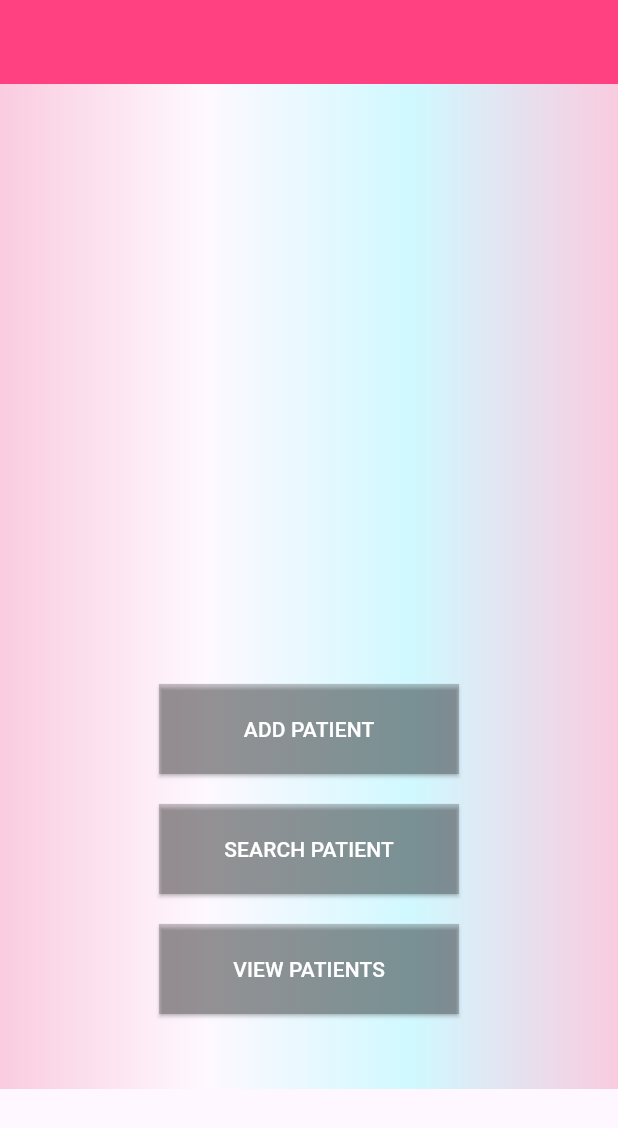
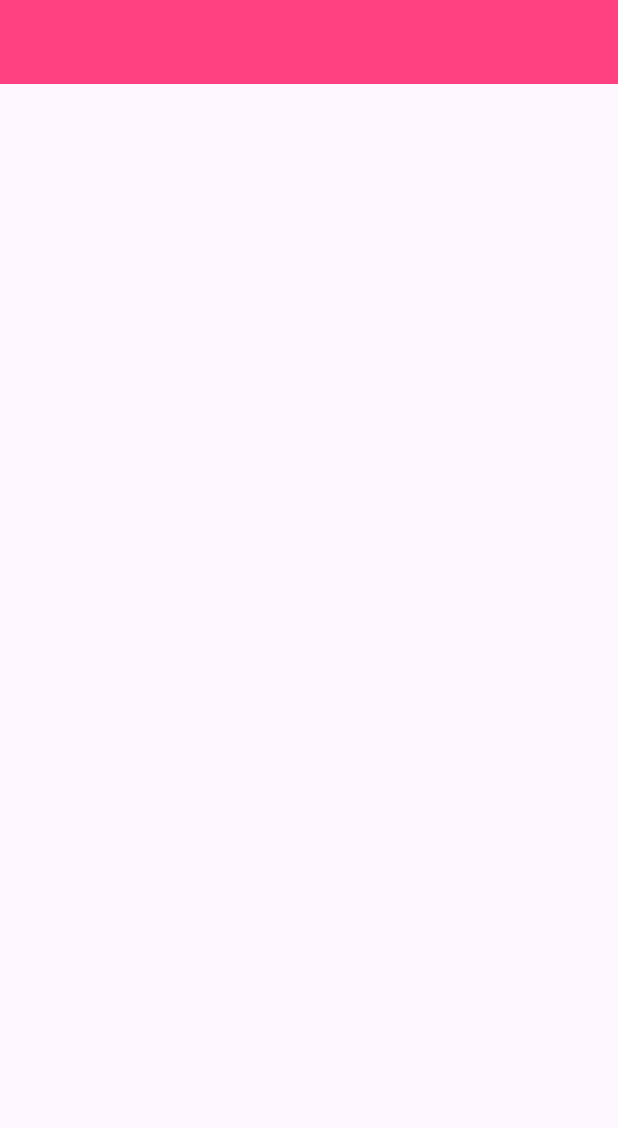
Before and after one commit to AnnMariaVincent/covid1_frondend, a Flutter app: the screen it shows after launch, after a tap on "LOGIN", on a phone screen of 412 x 824 dp. Shown: the top 1128 px of the screen. Run offline on Flutter 3.47's test engine with Material 3 defaults, Android fonts, the light colour scheme and no system bars; network calls fail.

Commit message:
covid frontend

```diff
--- a/lib/pages/buttons.dart
+++ b/lib/pages/buttons.dart
@@ -15,90 +15,9 @@ class buttons extends StatelessWidget {
 
 
         ),
-        body: SingleChildScrollView(
-          child: Container(
-
-              decoration: BoxDecoration(
-                  gradient: LinearGradient(
-                      colors: [
-                        Colors.pink.withOpacity(.2),
-                        Colors.white.withOpacity(.2),
-                        Colors.cyanAccent.withOpacity(.2),
-                        Colors.pink.withOpacity(.2),
-                      ]
-                  )
-              ),
-
-              padding: EdgeInsets.all(50),
-              child: Column(
-                children: [
-                  SizedBox(height: 350, width: 850),
-                SizedBox(
-                  height: 60,
-                  width: 200,
-                    child: ElevatedButton(
-                        style: ElevatedButton.styleFrom(
-                            backgroundColor: Colors.black12.withOpacity(.2),
-                            foregroundColor: Colors.white,
-                            shape: RoundedRectangleBorder(
-                                borderRadius: BorderRadius.zero
-                            )
-                        ),
-                        onPressed: () {
-                          Navigator.push(context, MaterialPageRoute(builder: (context)=>add()));
-
-
-                        },
-                        child: Text("ADD PATIENT")),
-                  ),
-
-                  SizedBox(height: 20,width: 250,),
-                  SizedBox(
-                    height: 60,
-                    width: 200,
-                    child: ElevatedButton(
-                        style: ElevatedButton.styleFrom(
-                            backgroundColor: Colors.black12.withOpacity(.2),
-                            foregroundColor: Colors.white,
-                            shape: RoundedRectangleBorder(
-                                borderRadius: BorderRadius.zero
-                            )
-                        ),
-                        onPressed: () {
-
-                          Navigator.push(context, MaterialPageRoute(builder: (context)=>search()));
 
 
 
-                        },
-                        child: Text("SEARCH PATIENT")),
-                  ),
-
-                  SizedBox(height: 20,width: 250,),
-                  SizedBox(
-                    height: 60,
-                    width: 200,
-                    child: ElevatedButton(
-                        style: ElevatedButton.styleFrom(
-                            backgroundColor: Colors.black12.withOpacity(.2),
-                            foregroundColor: Colors.white,
-                            shape: RoundedRectangleBorder(
-                                borderRadius: BorderRadius.zero
-                            )
-                        ),
-                        onPressed: () {
-                          Navigator.push(context, MaterialPageRoute(builder: (context)=>postlist()));
-
-
-                        },
-                        child: Text("VIEW PATIENTS")),
-                  ),
-
-
-                ],
-              )
-          ),
-        ),
       ),
 
     );
```
